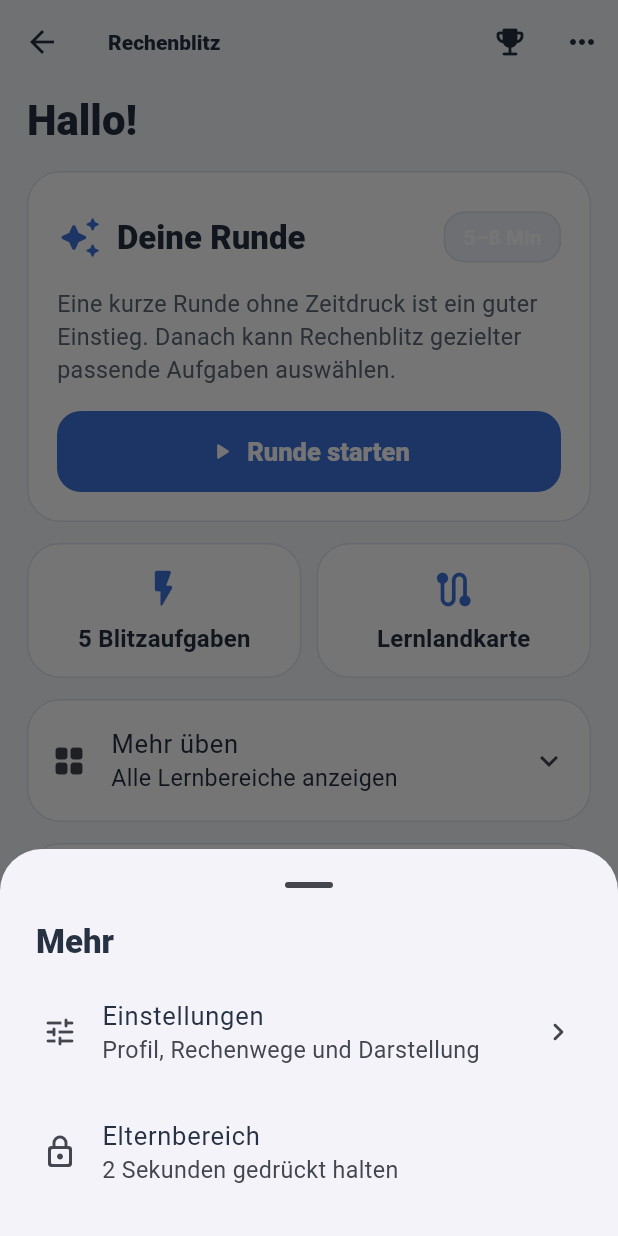
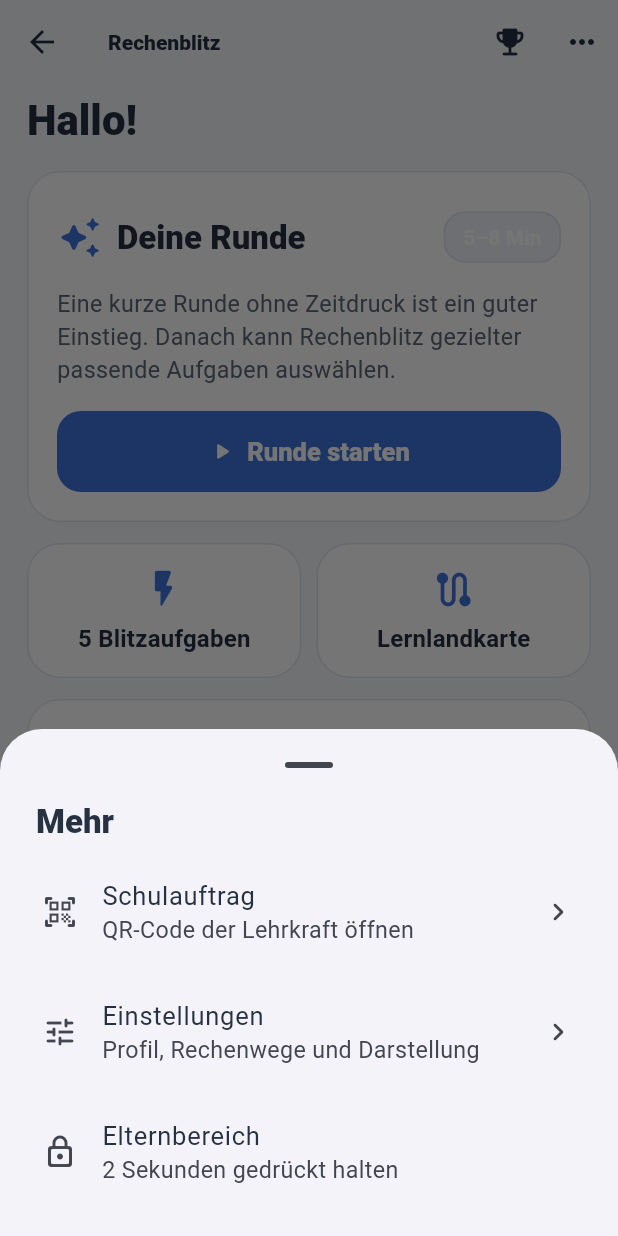
Before and after one commit to md-kks/Rechenblitz, a Flutter app: the HomeScreen screen opened directly with empty values, after a tap on the "keyboard control" icon, on a phone screen of 412 x 824 dp. Run offline on Flutter 3.47's test engine with Material 3 defaults, Android fonts, the phone set to English and light mode, and no system bars; our stand-ins replace camera, flutter_tts, qr_flutter, shared_preferences; missing offline and left inert: flutter_zxing; accounts and stored records are empty.

Commit message:
design: calm secondary home actions

```diff
--- a/lib/screens/home_screen.dart
+++ b/lib/screens/home_screen.dart
@@ -76,9 +76,11 @@
     await showModalBottomSheet<void>(
       context: context,
       showDragHandle: true,
+      isScrollControlled: true,
       builder: (sheetContext) => SafeArea(
         child: Padding(
           padding: const EdgeInsets.fromLTRB(12, 0, 12, 16),
+          child: SingleChildScrollView(
             child: Column(
               mainAxisSize: MainAxisSize.min,
               crossAxisAlignment: CrossAxisAlignment.stretch,
@@ -89,6 +91,23 @@
                     'Mehr',
                     style: Theme.of(sheetContext).textTheme.titleLarge,
                   ),
+                ),
+                ListTile(
+                  key: const ValueKey('more-school-assignment'),
+                  leading: const Icon(Icons.qr_code_scanner_rounded),
+                  title: const Text('Schulauftrag'),
+                  subtitle: const Text('QR-Code der Lehrkraft öffnen'),
+                  trailing: const Icon(Icons.chevron_right_rounded),
+                  onTap: () {
+                    Navigator.of(sheetContext).pop();
+                    Navigator.of(context).push(
+                      MaterialPageRoute(
+                        builder: (_) => AssignmentScannerScreen(
+                          controller: widget.controller,
+                        ),
+                      ),
+                    );
+                  },
                 ),
                 ListTile(
                   key: const ValueKey('more-settings'),
@@ -124,6 +143,7 @@
                   ),
                 ),
               ],
+            ),
           ),
         ),
       ),
@@ -292,30 +312,14 @@
             ),
             const SizedBox(height: 14),
             _PracticeCatalog(controller: controller, onOpenMode: _openMode),
-            const SizedBox(height: 14),
-            Card(
-              child: ListTile(
-                dense: true,
-                leading: const Icon(Icons.qr_code_scanner_rounded),
-                title: const Text('Schulauftrag'),
-                subtitle: const Text('QR-Code der Lehrkraft öffnen'),
-                trailing: const Icon(Icons.chevron_right_rounded),
-                onTap: () => Navigator.of(context).push(
-                  MaterialPageRoute(
-                    builder: (_) =>
-                        AssignmentScannerScreen(controller: controller),
-                  ),
-                ),
-              ),
-            ),
+            if (controller.todayTasks > 0) ...[
               const SizedBox(height: 14),
               Text(
-              controller.todayTasks == 0
-                  ? 'Für heute ist noch alles offen.'
-                  : 'Heute schon ${controller.todayTasks} Aufgaben geschafft.',
+                'Heute schon ${controller.todayTasks} Aufgaben geschafft.',
                 textAlign: TextAlign.center,
                 style: Theme.of(context).textTheme.bodyMedium,
               ),
+            ],
           ],
         ),
       ),
```
Also changed, not shown: 1 other file. Lines whose indentation alone changed are shown as unchanged.
